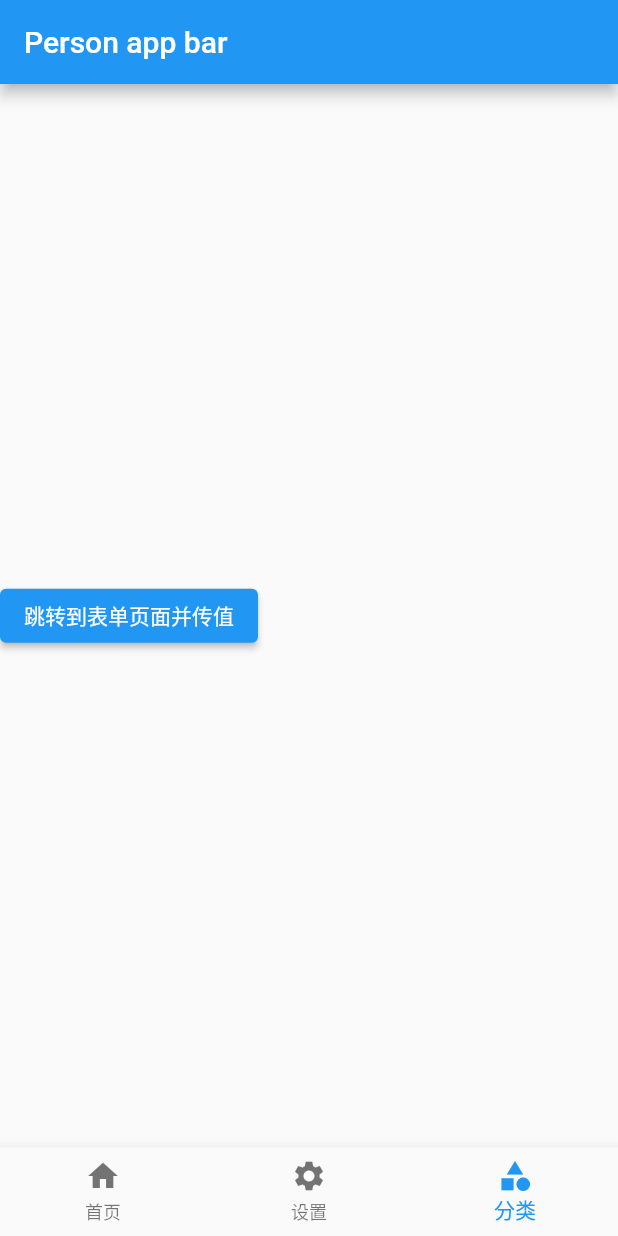
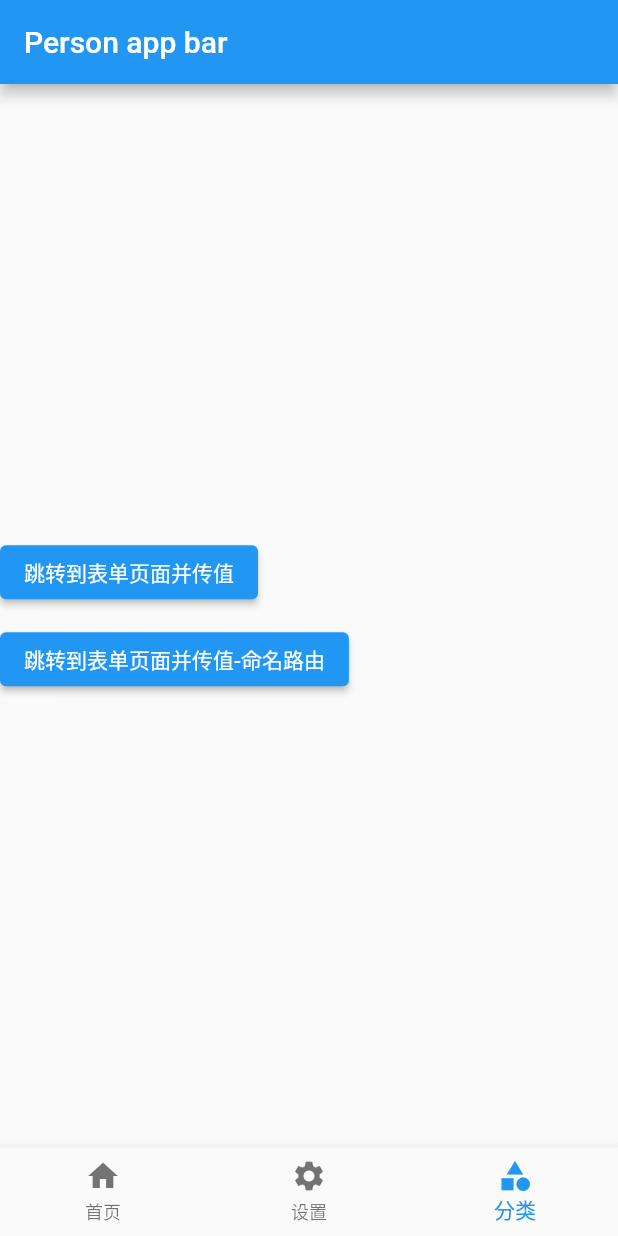
Before and after one commit to xiaoyaole3/flutter_learn, a Flutter app: the screen it shows after launch, item 3 of the bottom bar chosen, on a phone screen of 412 x 824 dp. Run offline on Flutter 3.47's test engine with Material 2 defaults, Android fonts, the phone set to English and light mode, and no system bars.

Commit message:
命名路由

```diff
--- a/lib/main.dart
+++ b/lib/main.dart
@@ -1,5 +1,7 @@
 import 'package:flutter/material.dart';
 import 'package:hello_world/pages/Tabs.dart';
+import 'pages/Form.dart';
+import 'pages/Search.dart';
 
 void main() {
   runApp(MyApp());
@@ -10,7 +12,13 @@ class MyApp extends StatelessWidget {
   @override
   Widget build(BuildContext context) {
     return MaterialApp(
-      home: Tabs()
+      home: Tabs(),
+
+      // 命名路由
+      routes: {
+        '/form': (context)=>FormPage(),
+        '/search': (context)=>SearchPage()
+      },
     );
   }
 }
--- a/lib/pages/tabs/Category.dart
+++ b/lib/pages/tabs/Category.dart
@@ -25,7 +25,14 @@ class _CategoryPageState extends State<CategoryPage> {
               )
             );
           },
-        )
+        ),
+        SizedBox(height: 10,),
+        ElevatedButton(
+          child: Text("跳转到表单页面并传值-命名路由"),
+          onPressed: () {
+            Navigator.pushNamed(context, '/form');
+          },
+        ),
       ],
     );
   }
--- a/lib/pages/tabs/Home.dart
+++ b/lib/pages/tabs/Home.dart
@@ -20,7 +20,13 @@ class HomePage extends StatelessWidget {
           },
         ),
         SizedBox(height: 10,),
-
+        // 命名路由传值
+        ElevatedButton(
+          child: Text("跳转到搜索页面-命名路由"),
+          onPressed: () {
+            Navigator.pushNamed(context, '/search');
+          },
+        ),
       ],
     );
   }
```
